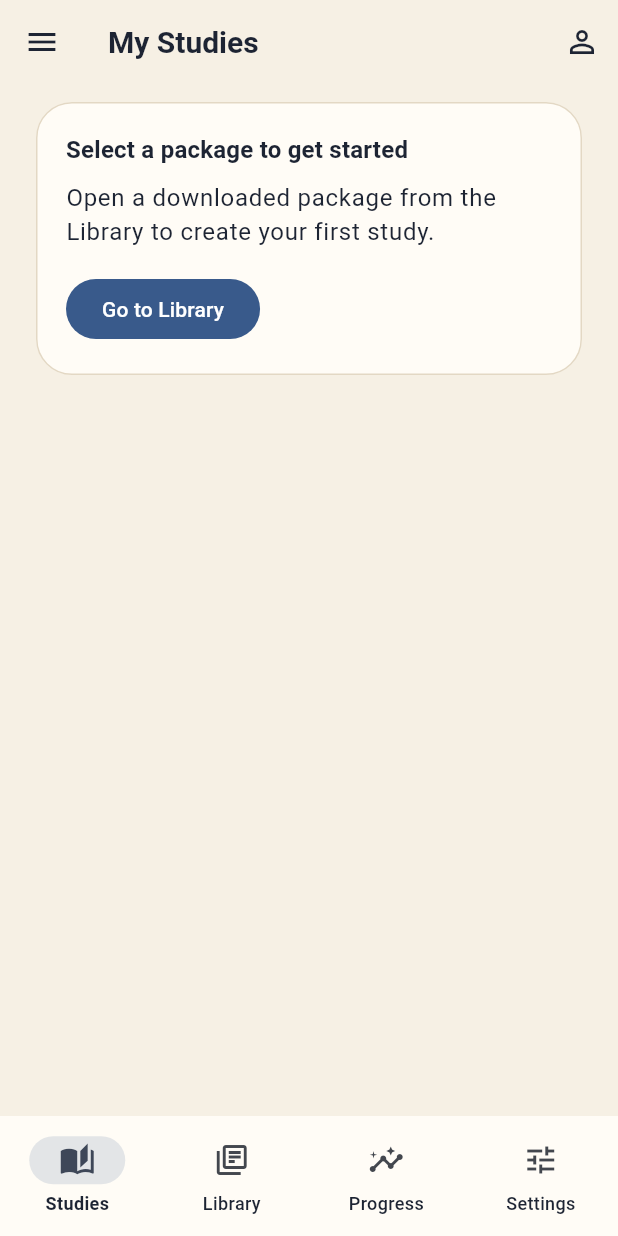
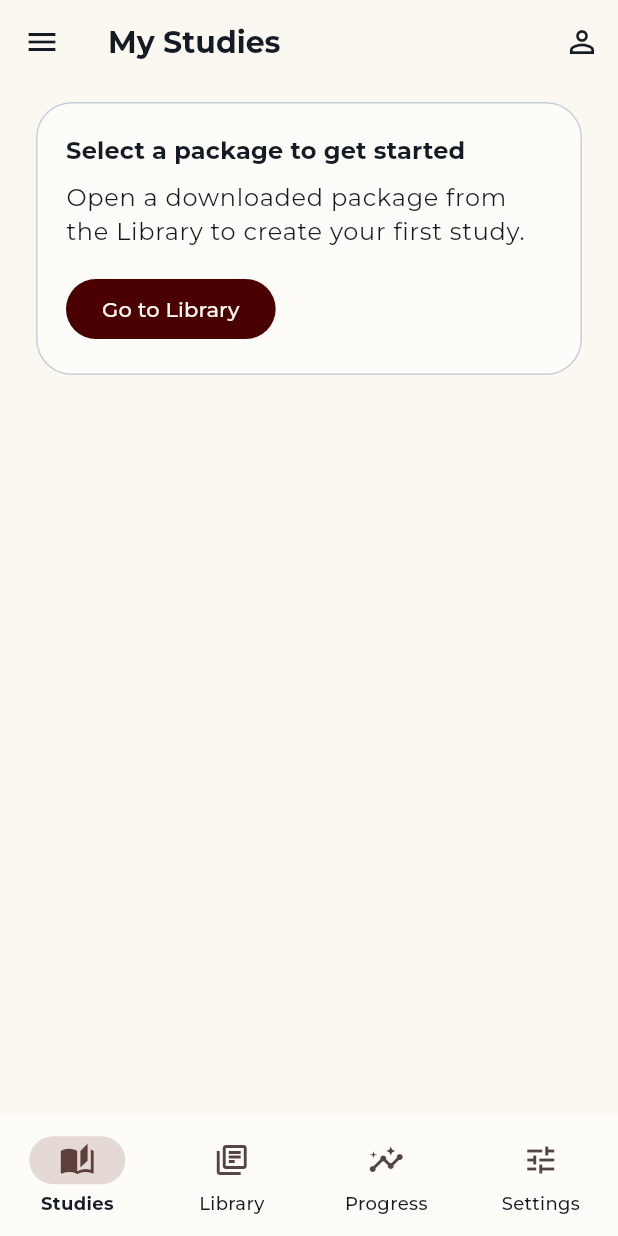
Before and after one commit to Elijahqm/BibleMemorizationCompanion, a Flutter app: the screen it shows after launch, on a phone screen of 412 x 824 dp. Run offline on Flutter 3.47's test engine with Material 3 defaults, Android fonts, the phone set to English and light mode, and no system bars; our stand-ins replace convert, google_fonts; network calls fail; Roboto replaces fonts that are missing (Georgia).

Commit message:
Rebuild AppTheme around the mockup's real design tokens
The old AppTheme (blue/gold/sage, Georgia) didn't match any color or font
actually used in the mockup. Rebuilds it as three palettes (light/sepia/dark)
converted from the mockup's oklch tokens, with Montserrat via google_fonts,
closing out issue #5.

Co-Authored-By: Claude Sonnet 5 <noreply@anthropic.com>

```diff
--- a/mobile/lib/core/theme/app_theme.dart
+++ b/mobile/lib/core/theme/app_theme.dart
@@ -1,81 +1,154 @@
 import 'package:flutter/material.dart';
+import 'package:google_fonts/google_fonts.dart';
+
+import 'oklch.dart';
+
+class _PaletteTokens {
+  const _PaletteTokens({
+    required this.bg,
+    required this.surface,
+    required this.surfaceAlt,
+    required this.textPrimary,
+    required this.textSecondary,
+    required this.border,
+    required this.accent,
+  });
+
+  final Color bg;
+  final Color surface;
+  final Color surfaceAlt;
+  final Color textPrimary;
+  final Color textSecondary;
+  final Color border;
+  final Color accent;
+}
 
 class AppTheme {
-  static ThemeData light() {
-    const parchment = Color(0xFFF6F0E4);
-    const card = Color(0xFFFFFCF6);
-    const ink = Color(0xFF1D2433);
-    const blue = Color(0xFF395A8B);
-    const gold = Color(0xFFC6964A);
-    const sage = Color(0xFF6D8161);
+  // Text/icon color placed on top of the accent-filled surfaces (buttons,
+  // selected nav indicator). Matches the mockup's literal choice of its
+  // light palette's `bg` tone for this role in every theme, including dark
+  // — needed because collapsing primary/secondary/tertiary to a single
+  // accent (including pure black in dark mode) makes Material's seed-derived
+  // `onPrimary` unreliable for contrast.
+  static final _onAccent = oklchToColor(0.98, 0.01, 90);
+
+  static final _light = _PaletteTokens(
+    bg: oklchToColor(0.98, 0.01, 90),
+    surface: oklchToColor(0.99, 0.005, 90),
+    surfaceAlt: oklchToColor(0.93, 0.015, 260),
+    textPrimary: oklchToColor(0.22, 0.02, 260),
+    textSecondary: oklchToColor(0.55, 0.03, 260),
+    border: oklchToColor(0.85, 0.015, 260),
+    accent: const Color(0xFF4B0000),
+  );
+
+  static final _sepia = _PaletteTokens(
+    bg: oklchToColor(0.93, 0.025, 75),
+    surface: oklchToColor(0.95, 0.02, 75),
+    surfaceAlt: oklchToColor(0.88, 0.03, 70),
+    textPrimary: oklchToColor(0.28, 0.03, 50),
+    textSecondary: oklchToColor(0.48, 0.035, 55),
+    border: oklchToColor(0.8, 0.03, 65),
+    accent: const Color(0xFF4B0000),
+  );
+
+  static final _dark = _PaletteTokens(
+    bg: oklchToColor(0.2, 0.01, 260),
+    surface: oklchToColor(0.27, 0.012, 260),
+    surfaceAlt: oklchToColor(0.33, 0.015, 260),
+    textPrimary: oklchToColor(0.92, 0.01, 90),
+    textSecondary: oklchToColor(0.65, 0.015, 260),
+    border: oklchToColor(0.4, 0.015, 260),
+    accent: const Color(0xFF000000),
+  );
+
+  static ThemeData light() => _build(_light, Brightness.light);
+
+  static ThemeData sepia() => _build(_sepia, Brightness.light);
+
+  static ThemeData dark() => _build(_dark, Brightness.dark);
+
+  static ThemeData _build(_PaletteTokens t, Brightness brightness) {
+    // Tint used for low-alpha selection backgrounds (nav indicator, selected
+    // chip). Normally the accent itself, but dark mode's accent is pure
+    // black on a near-black surface — blending black-on-black at low alpha
+    // is invisible, so tint toward the light on-accent color instead.
+    final selectionTint = brightness == Brightness.dark ? _onAccent : t.accent;
 
     final scheme = ColorScheme.fromSeed(
-      seedColor: blue,
-      brightness: Brightness.light,
-      primary: blue,
-      secondary: gold,
-      tertiary: sage,
-      surface: card,
+      seedColor: t.accent,
+      brightness: brightness,
+      primary: t.accent,
+      onPrimary: _onAccent,
+      secondary: t.accent,
+      onSecondary: _onAccent,
+      tertiary: t.accent,
+      onTertiary: _onAccent,
+      surface: t.surface,
     );
 
     return ThemeData(
       useMaterial3: true,
       colorScheme: scheme,
-      scaffoldBackgroundColor: parchment,
-      fontFamily: 'Georgia',
-      textTheme: const TextTheme(
-        headlineMedium: TextStyle(
+      scaffoldBackgroundColor: t.bg,
+      fontFamily: GoogleFonts.montserrat().fontFamily,
+      textTheme: TextTheme(
+        headlineMedium: GoogleFonts.montserrat(
           fontSize: 28,
           fontWeight: FontWeight.w700,
-          color: ink,
+          color: t.textPrimary,
           height: 1.15,
         ),
-        titleLarge: TextStyle(
+        titleLarge: GoogleFonts.montserrat(
           fontSize: 20,
           fontWeight: FontWeight.w700,
-          color: ink,
+          color: t.textPrimary,
         ),
-        titleMedium: TextStyle(
+        titleMedium: GoogleFonts.montserrat(
           fontSize: 16,
           fontWeight: FontWeight.w700,
-          color: ink,
+          color: t.textPrimary,
         ),
-        bodyLarge: TextStyle(fontSize: 16, height: 1.45, color: ink),
-        bodyMedium: TextStyle(
+        bodyLarge: GoogleFonts.montserrat(
+          fontSize: 16,
+          height: 1.45,
+          color: t.textPrimary,
+        ),
+        bodyMedium: GoogleFonts.montserrat(
           fontSize: 14,
           height: 1.45,
-          color: Color(0xFF4A5568),
+          color: t.textSecondary,
         ),
       ),
-      appBarTheme: const AppBarTheme(
+      appBarTheme: AppBarTheme(
         backgroundColor: Colors.transparent,
         elevation: 0,
-        foregroundColor: ink,
+        foregroundColor: t.textPrimary,
       ),
       cardTheme: CardThemeData(
-        color: card,
+        color: t.surface,
         elevation: 0,
         shape: RoundedRectangleBorder(
           borderRadius: BorderRadius.circular(24),
-          side: const BorderSide(color: Color(0xFFE3D8C4)),
+          side: BorderSide(color: t.border),
         ),
       ),
       navigationBarTheme: NavigationBarThemeData(
-        backgroundColor: card,
-        indicatorColor: blue.withValues(alpha: 0.14),
+        backgroundColor: t.surface,
+        indicatorColor: selectionTint.withValues(alpha: 0.14),
         labelTextStyle: WidgetStateProperty.resolveWith(
-          (states) => TextStyle(
+          (states) => GoogleFonts.montserrat(
             fontSize: 12,
             fontWeight: states.contains(WidgetState.selected)
                 ? FontWeight.w700
                 : FontWeight.w500,
-            color: ink,
+            color: t.textPrimary,
           ),
         ),
       ),
       chipTheme: ChipThemeData(
-        backgroundColor: const Color(0xFFEDE4D3),
-        selectedColor: blue.withValues(alpha: 0.12),
+        backgroundColor: t.surfaceAlt,
+        selectedColor: selectionTint.withValues(alpha: 0.12),
         side: BorderSide.none,
         shape: RoundedRectangleBorder(borderRadius: BorderRadius.circular(999)),
       ),
--- /dev/null
+++ b/mobile/lib/core/theme/oklch.dart
@@ -0,0 +1,43 @@
+import 'dart:math' as math;
+
+import 'package:flutter/material.dart';
+
+/// Converts a CSS `oklch(L C H)` color to a Flutter [Color].
+///
+/// Uses Björn Ottosson's OKLab matrices (the same ones browsers use for CSS
+/// `oklch()`), converting OKLab -> linear sRGB -> gamma-corrected sRGB.
+Color oklchToColor(double l, double c, double h) {
+  final hueRad = h * math.pi / 180;
+  final a = c * math.cos(hueRad);
+  final b = c * math.sin(hueRad);
+
+  final lPrime = l + 0.3963377774 * a + 0.2158037573 * b;
+  final mPrime = l - 0.1055613458 * a - 0.0638541728 * b;
+  final sPrime = l - 0.0894841775 * a - 1.2914855480 * b;
+
+  final lCubed = lPrime * lPrime * lPrime;
+  final mCubed = mPrime * mPrime * mPrime;
+  final sCubed = sPrime * sPrime * sPrime;
+
+  final rLinear =
+      4.0767416621 * lCubed - 3.3077115913 * mCubed + 0.2309699292 * sCubed;
+  final gLinear =
+      -1.2684380046 * lCubed + 2.6097574011 * mCubed - 0.3413193965 * sCubed;
+  final bLinear =
+      -0.0041960863 * lCubed - 0.7034186147 * mCubed + 1.7076147010 * sCubed;
+
+  return Color.fromARGB(
+    255,
+    _linearToSrgbByte(rLinear),
+    _linearToSrgbByte(gLinear),
+    _linearToSrgbByte(bLinear),
+  );
+}
+
+int _linearToSrgbByte(double value) {
+  final clampedLinear = value.clamp(0.0, 1.0);
+  final srgb = clampedLinear <= 0.0031308
+      ? clampedLinear * 12.92
+      : 1.055 * math.pow(clampedLinear, 1 / 2.4) - 0.055;
+  return (srgb.clamp(0.0, 1.0) * 255).round();
+}
--- a/mobile/pubspec.yaml
+++ b/mobile/pubspec.yaml
@@ -39,6 +39,7 @@ dependencies:
   convert: ^3.1.2
   archive: ^4.0.9
   path_provider: ^2.1.6
+  google_fonts: ^8.2.1
 
 dev_dependencies:
   flutter_test:
```
Also changed, not shown: mobile/pubspec.lock, 2 other files.
